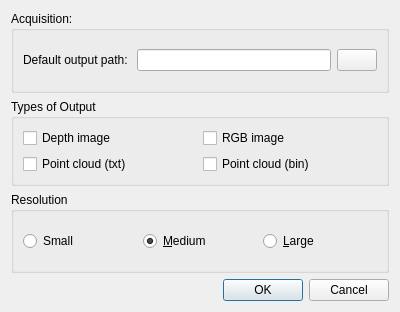
Old version of the form src/PointCloudProcessingFrontend/Widgets/Ponnector/ponnector_settings.ui in the repository ALEXJAZZ008008/PointCloudProcessing.
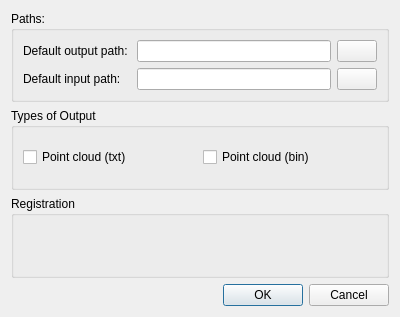
New version of the form. Icons and pictures are not drawn.

Diff of the .ui file:
```diff
--- a/src/PointCloudProcessingFrontend/Widgets/Ponnector/ponnector_settings.ui
+++ b/src/PointCloudProcessingFrontend/Widgets/Ponnector/ponnector_settings.ui
@@ -7,7 +7,7 @@
     <x>0</x>
     <y>0</y>
     <width>400</width>
-    <height>312</height>
+    <height>317</height>
    </rect>
   </property>
   <property name="windowTitle">
@@ -22,79 +22,37 @@
         <string>Types of Output</string>
        </property>
        <layout class="QGridLayout" name="gridLayout_5">
-        <item row="0" column="1">
-         <widget class="QCheckBox" name="_chk_output_rgb">
-          <property name="text">
-           <string>RGB image</string>
-          </property>
-         </widget>
-        </item>
-        <item row="2" column="1">
+        <item row="1" column="1">
          <widget class="QCheckBox" name="_chk_output_pc_bin">
           <property name="text">
            <string>Point cloud (bin)</string>
           </property>
          </widget>
         </item>
-        <item row="2" column="0">
+        <item row="1" column="0">
          <widget class="QCheckBox" name="_chk_output_pc_txt">
           <property name="text">
            <string>Point cloud (txt)</string>
           </property>
          </widget>
         </item>
-        <item row="0" column="0">
-         <widget class="QCheckBox" name="_chk_ouput_depth">
-          <property name="text">
-           <string>Depth image</string>
-          </property>
-         </widget>
-        </item>
        </layout>
       </widget>
      </item>
      <item row="2" column="0">
       <widget class="QGroupBox" name="groupBox">
        <property name="title">
-        <string>Resolution</string>
+        <string>Registration</string>
        </property>
-       <layout class="QGridLayout" name="gridLayout_4">
-        <item row="0" column="1">
-         <widget class="QRadioButton" name="rd_med">
-          <property name="text">
-           <string>&amp;Medium</string>
-          </property>
-          <property name="checked">
-           <bool>true</bool>
-          </property>
-         </widget>
-        </item>
-        <item row="0" column="0">
-         <widget class="QRadioButton" name="rd_small">
-          <property name="text">
-           <string>Small</string>
-          </property>
-         </widget>
-        </item>
-        <item row="0" column="2">
-         <widget class="QRadioButton" name="rd_high">
-          <property name="text">
-           <string>&amp;Large</string>
-          </property>
-         </widget>
-        </item>
-       </layout>
+       <layout class="QGridLayout" name="gridLayout_4"/>
       </widget>
      </item>
      <item row="0" column="0">
       <widget class="QGroupBox" name="groupBox_3">
        <property name="title">
-        <string>Acquisition: </string>
+        <string>Paths: </string>
        </property>
        <layout class="QGridLayout" name="gridLayout_6">
-        <item row="0" column="1">
-         <widget class="QLineEdit" name="_le_default_output"/>
-        </item>
         <item row="0" column="0">
          <widget class="QLabel" name="label">
           <property name="text">
@@ -116,6 +74,33 @@
           </property>
          </widget>
         </item>
+        <item row="1" column="0">
+         <widget class="QLabel" name="label_2">
+          <property name="text">
+           <string>Default input path:</string>
+          </property>
+         </widget>
+        </item>
+        <item row="1" column="1">
+         <widget class="QLineEdit" name="_le_default_input"/>
+        </item>
+        <item row="1" column="2">
+         <widget class="QPushButton" name="pushButton_2">
+          <property name="text">
+           <string/>
+          </property>
+          <property name="icon">
+           <iconset theme="document-open"/>
+          </property>
+         </widget>
+        </item>
+        <item row="0" column="1">
+         <widget class="QLineEdit" name="_le_default_output">
+          <property name="text">
+           <string/>
+          </property>
+         </widget>
+        </item>
        </layout>
       </widget>
      </item>
```
Left out of the diff: 5 changed lines with no effect on the pictures.
